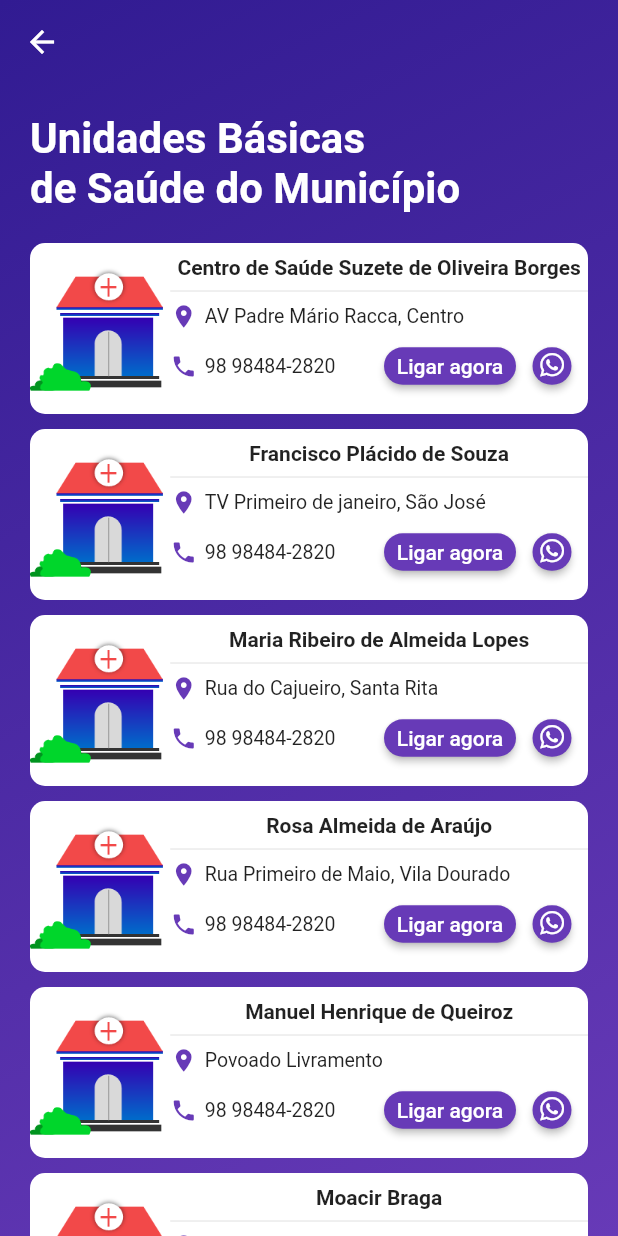
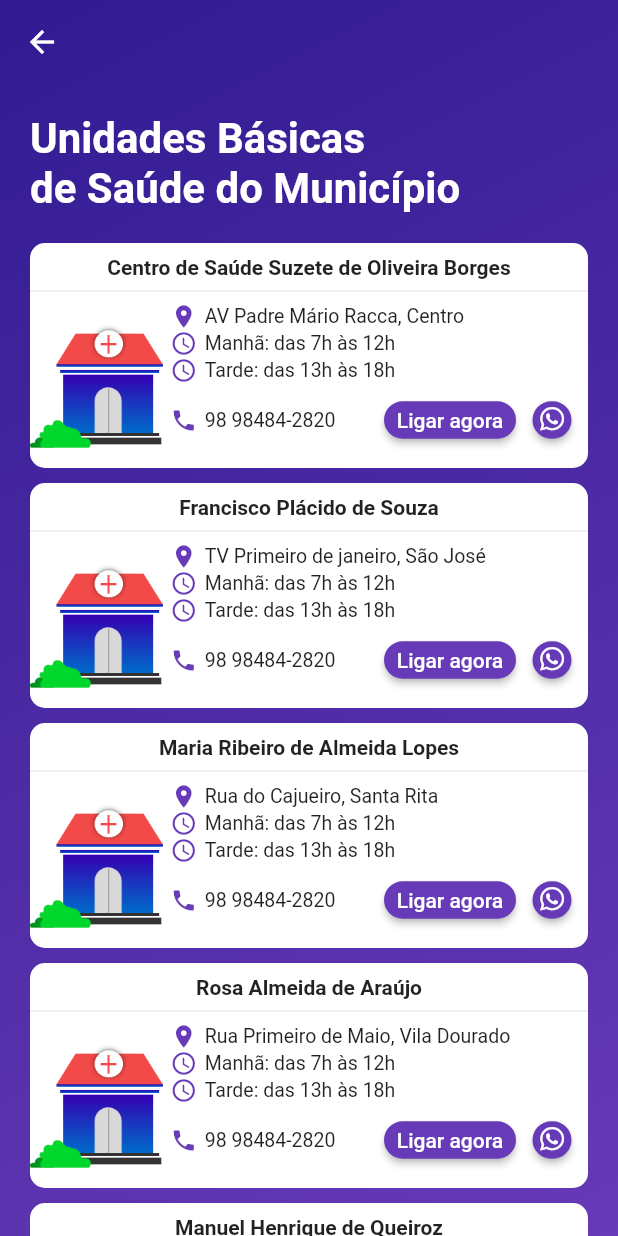
Before and after one commit to michaelmartins09/caru_covid_flutter, a Flutter app: the ClinicInfoPage screen opened directly, on a phone screen of 412 x 824 dp. Run offline on Flutter 3.47's test engine with Material 2 defaults, Android fonts, the phone set to English and light mode, and no system bars; our stand-ins replace cloud_firestore, flutter_mobx, font_awesome_flutter, mobx; missing offline and left inert: flutter_open_whatsapp; accounts and stored records are empty; generated files the repository leaves out were written again.

Commit message:
feat: add more one clinic model

```diff
--- a/lib/app/components/cards/card_info_clinic.dart
+++ b/lib/app/components/cards/card_info_clinic.dart
@@ -12,6 +12,9 @@ class CardInfoClinic extends StatelessWidget {
 
   CardInfoClinic({Key key, this.name, this.address, this.phone}) : super(key: key);
 
+  String openingHourMorning = "Manhã: das 7h às 12h";
+  String openingHourAfternoon = "Tarde: das 13h às 18h";
+
   @override
   Widget build(BuildContext context) {
     return Container(
@@ -20,11 +23,6 @@ class CardInfoClinic extends StatelessWidget {
         color: Colors.white,
         borderRadius: BorderRadius.circular(10)
       ),
-      child: Row(
-        children: <Widget>[
-          Image.asset(pathClinic2, scale: 2),
-          SizedBox(width: 5),
-          Expanded(
       child: Column(
         children: <Widget>[
           SizedBox(height: 8),
@@ -33,10 +31,37 @@ class CardInfoClinic extends StatelessWidget {
           ), textAlign: TextAlign.center)),
           Divider(),
           Row(
+            crossAxisAlignment: CrossAxisAlignment.center,
+            mainAxisAlignment: MainAxisAlignment.center,
+            children: <Widget>[
+              Image.asset(pathClinic2, scale: 2),
+              SizedBox(width: 5),
+              Expanded(
+                child: Column(
+                  children: <Widget>[
+                    Row(
                       children: <Widget>[
                         Icon(Icons.location_on, color: Theme.of(context).primaryColor, size: 18),
                         SizedBox(width: 5),
                         Expanded(child: Text(address??"Endereço não disponível", style: TextStyle(
+                          fontSize: 13
+                        ))),
+                      ],
+                    ),
+                    Row(
+                      children: <Widget>[
+                        Icon(Icons.access_time, color: Theme.of(context).primaryColor, size: 18),
+                        SizedBox(width: 5),
+                        Expanded(child: Text(openingHourMorning, style: TextStyle(
+                          fontSize: 13
+                        ))),
+                      ],
+                    ),
+                    Row(
+                      children: <Widget>[
+                        Icon(Icons.access_time, color: Theme.of(context).primaryColor, size: 18),
+                        SizedBox(width: 5),
+                        Expanded(child: Text(openingHourAfternoon, style: TextStyle(
                           fontSize: 13
                         ))),
                       ],
@@ -85,6 +110,8 @@ class CardInfoClinic extends StatelessWidget {
               ),
             ],
           ),
+        ],
+      ),
     );
   }
 
--- a/lib/app/pages/clinic/clinic_info_page.dart
+++ b/lib/app/pages/clinic/clinic_info_page.dart
@@ -49,6 +49,11 @@ class _ClinicInfoPageState extends State<ClinicInfoPage> {
     ClinicModel(
       name: "São Lourenço",
       end: "Povoado do São Lourenço",
+      phone: number
+    ),
+    ClinicModel(
+      name: "Hospital Regional de Carutapera",
+      end: "Rua dep. Manoel Ribeiro, Santa Luzia",
       phone: number
     ),
   ];
```
Lines whose indentation alone changed are shown as unchanged.
